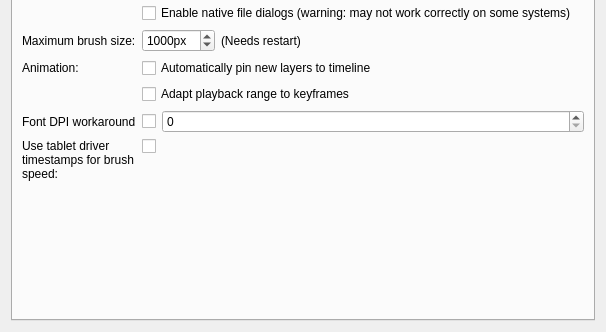
Above: libs/ui/forms/wdggeneralsettings.ui from KDE/krita before the change; both pictures show x 0 to 606 and y 207 to 539 of the 606 by 539 pixel window. Below: the same form after it.
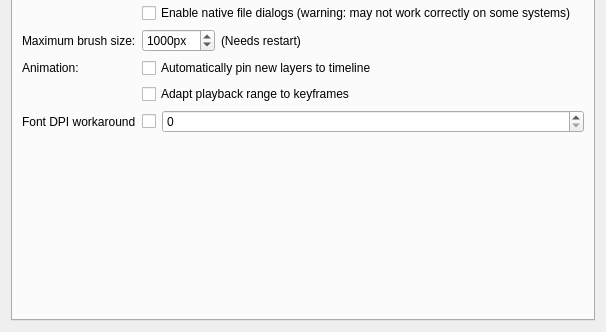
That is the form after the change. The open tabs and pages were chosen to show the change. Custom widgets are drawn as their Qt base class.

Commit message: Move tablet timestamps for brush speed to tablet settings section

The edit to the form file:
```diff
--- a/libs/ui/forms/wdggeneralsettings.ui
+++ b/libs/ui/forms/wdggeneralsettings.ui
@@ -951,24 +951,7 @@
          </item>
         </layout>
        </item>
-       <item row="17" column="0">
-        <widget class="QLabel" name="lblUseTimestampsForBrushSpeed">
-         <property name="text">
-          <string>Use tablet driver timestamps for brush speed:</string>
-         </property>
-         <property name="wordWrap">
-          <bool>true</bool>
-         </property>
-        </widget>
-       </item>
        <item row="17" column="1">
-        <widget class="QCheckBox" name="chkUseTimestampsForBrushSpeed">
-         <property name="checked">
-          <bool>false</bool>
-         </property>
-        </widget>
-       </item>
-       <item row="18" column="1">
         <spacer name="verticalSpacer_4">
          <property name="orientation">
           <enum>Qt::Vertical</enum>
```
The commit also changes 2 other files.
